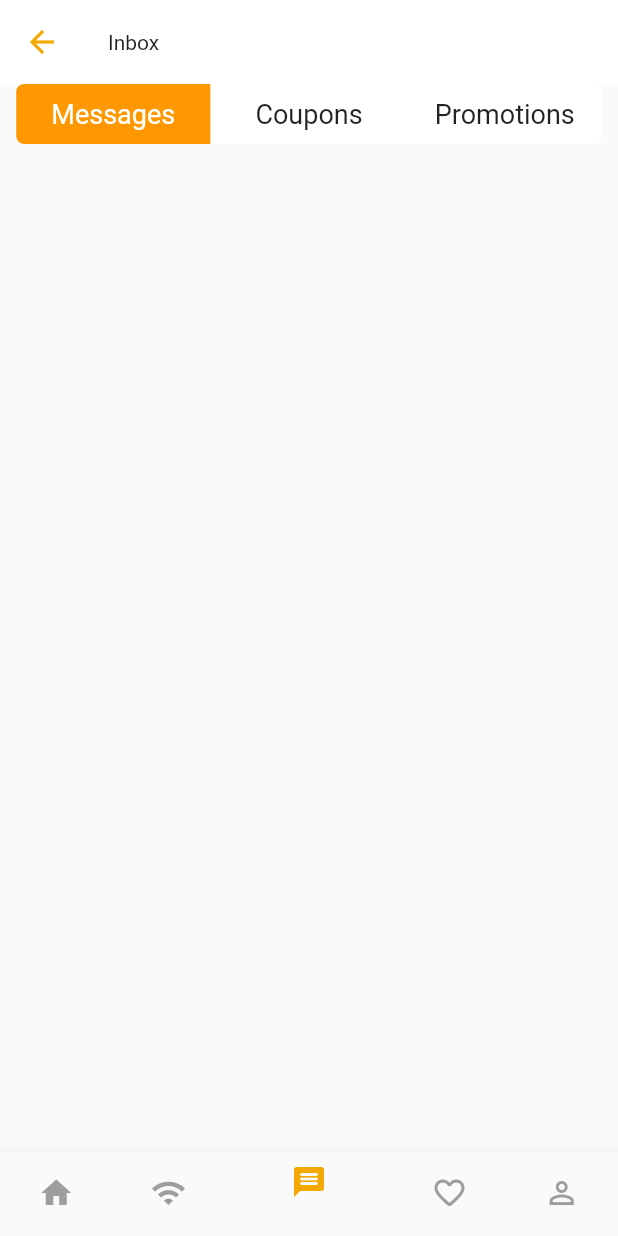
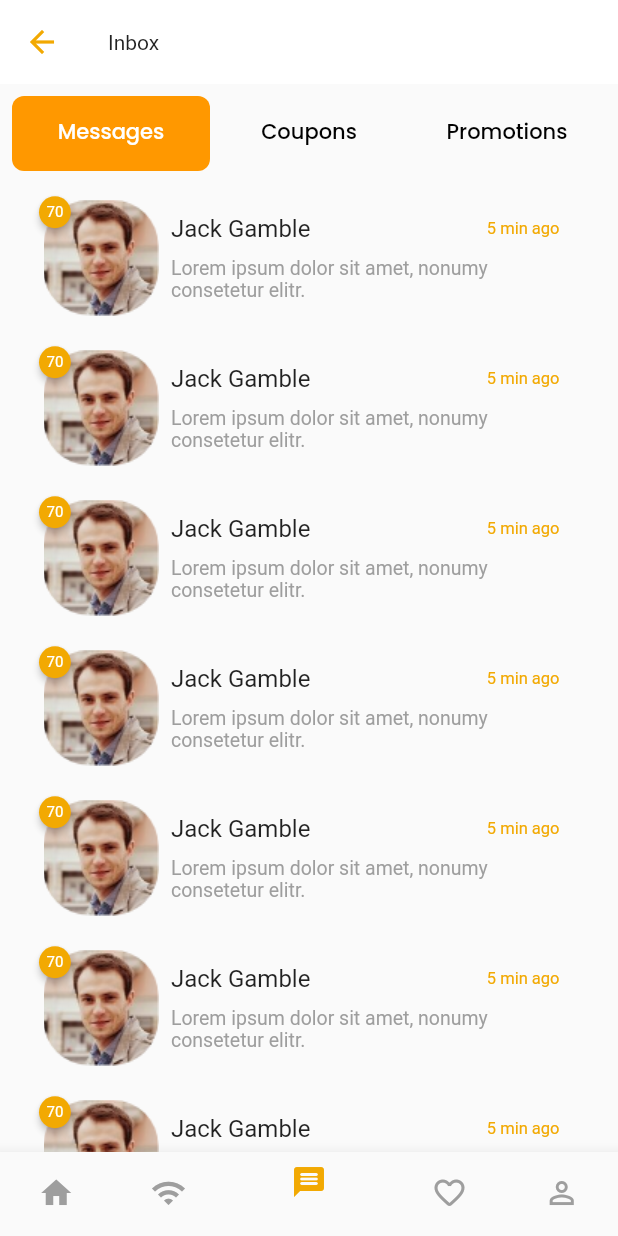
Before and after one commit to Tooba-Tariq/food_app, a Flutter app: the TabScreen screen opened directly, item 3 of the bottom bar chosen, on a phone screen of 412 x 824 dp. Run offline on Flutter 3.47's test engine with Material 2 defaults, Android fonts, the phone set to English and light mode, and no system bars; drawn by our look-alikes of badges, toggle_switch; our stand-ins replace carousel_slider, google_fonts, introduction_screen, smooth_page_indicator; missing offline and left inert: search_page.

Commit message:
message tab

```diff
--- a/lib/src/screens/inbox/inbox.dart
+++ b/lib/src/screens/inbox/inbox.dart
@@ -1,47 +1,126 @@
 import 'package:flutter/foundation.dart';
 import 'package:flutter/material.dart';
+import 'package:food_app/src/widget/inbox/message_tab.dart';
 import 'package:toggle_switch/toggle_switch.dart';
 
-
 class InboxScreen extends StatefulWidget {
-  const InboxScreen({Key? key}) : super(key: key);
-
+  InboxScreen(this.appBarSize, this.context, {Key? key}) : super(key: key);
+  double appBarSize;
+  var context;
   @override
   State<InboxScreen> createState() => _InboxScreenState();
 }
 
 class _InboxScreenState extends State<InboxScreen> {
+  double boxSize = 0;
   int? index;
   @override
   Widget build(BuildContext context) {
-    return SafeArea(
-      child: Scaffold(
-
-        body: Column(
-          crossAxisAlignment: CrossAxisAlignment.center,
+    return SingleChildScrollView(
+      child: DefaultTabController(
+        length: 3,
+        child: Column(
           children: [
-            Center(
-              child: ToggleSwitch(
-                fontSize: 18.0,
-                cornerRadius: 5.0,
-                totalSwitches: 3,
-                initialLabelIndex: 0,
-                minWidth: 350.0,
-                labels: const ['Messages', 'Coupons', 'Promotions'],
-                onToggle: (index) {
-                  if (kDebugMode) {
-                    print('switched to: $index');
-                  }
-                },
-                activeBgColor: const [Colors.orange],
-                inactiveBgColor: Colors.white,
+            Padding(
+              padding: const EdgeInsets.all(8.0),
+              child: Container(
+                height: 50,
+                child: LayoutBuilder(builder: (context, constraint) {
+                  boxSize = constraint.maxHeight;
+                  return TabBar(
+                      indicator: BoxDecoration(
+                          color: Colors.orange,
+                          borderRadius: BorderRadius.circular(8.0)),
+                      unselectedLabelColor: Colors.black,
+                      tabs: const [
+                        Tab(
+                          text: 'Messages',
+                        ),
+                        Tab(
+                          text: 'Coupons',
+                        ),
+                        Tab(
+                          text: 'Promotions',
+                        )
+                      ]);
+                }),
               ),
             ),
+            // Center(
+            //   child: ToggleSwitch(
+            //     fontSize: 18.0,
+            //     cornerRadius: 5.0,
+            //     totalSwitches: 3,
+            //     initialLabelIndex: 0,
+            //     minWidth: 350.0,
+            //     labels: const ['Messages', 'Coupons', 'Promotions'],
+            //     onToggle: (index) {
+            //       if (kDebugMode) {
+            //         print('switched to: $index');
+            //       }
+            //     },
+            //     activeBgColor: const [Colors.orange],
+            //     inactiveBgColor: Colors.white,
+            //   ),
+            // ),
+            Container(
+              height: (MediaQuery.of(context).size.height -
+                  widget.appBarSize -
+                  (boxSize + 100)),
+              child: LayoutBuilder(builder: (context, constarints) {
+                //ok tobabasas y text row ma lagaya lakin us ma bhi issue a raha
+                return TabBarView(
 
-
+                  children: [
+                    MessageTab(),
+                    Container(),
+                    Container(),
+                  ],
+                );
+              }),
+            )
           ],
         ),
       ),
     );
   }
 }
+
+
+
+/*
+
+TabBarView(
+              viewportFraction: 0.9,
+              children: [
+                Container(
+                  child: Card(
+                    child: Container(
+                      child: Row(
+                        children: [
+                          Container(
+                              child: Image.asset("assets/images/image2.png")),
+                          Title(
+                            color: Colors.black,
+                            child: Row(
+                              mainAxisAlignment: MainAxisAlignment.spaceBetween,
+                              children: [
+                                Text("Jack Gamble"),
+                                Text("5 min ago")
+                              ],
+                            ),
+                          ),
+                        ],
+                      ),
+                    ),
+                  ),
+                ),
+                Container(
+                  color: Colors.amber,
+                ),
+                Container(),
+              ],
+            ),
+
+
+            */
--- a/lib/src/screens/tabs/tab_screen.dart
+++ b/lib/src/screens/tabs/tab_screen.dart
@@ -16,7 +16,21 @@ class TabScreen extends StatefulWidget {
 
 class _TabScreenState extends State<TabScreen> {
   int _selectedPageIndex = 0;
-  final List<Map<String, dynamic>> _pages = [
+
+  List<AppBar> get appBar => [
+        AppBar(
+          backgroundColor: Colors.white,
+          leading: IconButton(
+              icon: Icon(
+                Icons.adaptive.arrow_back,
+                color: AppColor.themePrimary,
+              ),
+              onPressed: () {}),
+          elevation: 0,
+          title: const Text('Inbox'),
+        ),
+      ];
+  List<Map<String, dynamic>> _pages() => [
         {
           'appBar': AppBar(
             backgroundColor: Colors.white,
@@ -47,18 +61,11 @@ class _TabScreenState extends State<TabScreen> {
           'route': const Text('News Feed'),
         },
         {
-      'appBar': AppBar(
-        backgroundColor: Colors.white,
-        leading: IconButton(
-            icon: Icon(
-              Icons.adaptive.arrow_back,
-              color: AppColor.themePrimary,
+          'appBar': appBar[0],
+          'route': InboxScreen(
+            appBar[0].preferredSize.height,
+            context,
           ),
-            onPressed: () {}),
-        elevation: 0,
-        title: const Text('Inbox'),
-      ),
-      'route': const InboxScreen(),
         },
         {
           'appBar': AppBar(
@@ -103,9 +110,10 @@ class _TabScreenState extends State<TabScreen> {
   @override
   Widget build(BuildContext context) {
     return Scaffold(
+      // hmne scafold already lgaay hua h bas hmne body bnani h jo yhan pr replace hogi yeh sb quiz app jesa kam h
       drawer: _selectedPageIndex == 0 ? const NavigationDrawer() : null,
-      appBar: _pages[_selectedPageIndex]['appBar'],
-      body: _pages[_selectedPageIndex]['route'],
+      appBar: _pages()[_selectedPageIndex]['appBar'],
+      body: _pages()[_selectedPageIndex]['route'],
       bottomNavigationBar: BottomNavigationBar(
         onTap: _selectPage,
         unselectedItemColor: Colors.grey,
--- a/lib/src/widget/inbox/message_screen.dart
+++ /dev/null
@@ -1,25 +0,0 @@
-import 'package:flutter/material.dart';
-
-class MessageScreen extends StatelessWidget {
-  const MessageScreen({Key? key}) : super(key: key);
-
-  @override
-  Widget build(BuildContext context) {
-    return Column(
-      children: [
-        Card(
-          elevation: 0.0,
-          child: Container(
-            decoration: const BoxDecoration(
-              image: DecorationImage(
-
-                image: AssetImage("assets/images/image2.png"),
-                fit: BoxFit.fitHeight,
-              ),
-            ),
-          ),
-        ),
-      ],
-    );
-  }
-}
--- /dev/null
+++ b/lib/src/widget/inbox/message_tab.dart
@@ -0,0 +1,86 @@
+import 'dart:math';
+
+import 'package:badges/badges.dart';
+import 'package:flutter/material.dart';
+import 'package:food_app/core/constants/app_colors.dart';
+
+class MessageTab extends StatelessWidget {
+  const MessageTab({Key? key}) : super(key: key);
+
+  @override
+  Widget build(BuildContext context) {
+    return ListView.builder(
+      itemBuilder: (context, index) => Center(
+        child: Container(
+          height: 100,
+          width: 370,
+          child: Padding(
+            padding: EdgeInsets.all(8),
+            child: Row(
+              children: [
+                Badge(
+                  animationType: BadgeAnimationType.scale,
+                  badgeContent: Text(
+                    Random().nextInt(90).toString(),
+                    style: TextStyle(
+                      fontSize: 10,
+                      color: Colors.white,
+
+
+                    ),
+                  ),
+                  position: BadgePosition(start: -3, top: -3),
+                  badgeColor: AppColor.themePrimary,
+                  child: Container(
+                    decoration: BoxDecoration(
+                        // borderRadius: BorderRadius.circular(20),
+                        ),
+                    child: ClipRRect(
+                      borderRadius: BorderRadius.circular(20),
+                      child: Image.asset("assets/images/image2.png"),
+                    ),
+                  ),
+                ),
+                Container(
+                  padding: EdgeInsets.all(8),
+                  width: 275,
+                  child: Column(
+                    crossAxisAlignment: CrossAxisAlignment.start,
+                    mainAxisAlignment: MainAxisAlignment.spaceAround,
+                    children: [
+                      Row(
+                        mainAxisAlignment: MainAxisAlignment.spaceBetween,
+                        children: [
+                          Text(
+                            "Jack Gamble",
+                            style: TextStyle(
+                              fontSize: 16,
+                            ),
+                          ),
+                          Text(
+                            "5 min ago",
+                            style: TextStyle(
+                              fontSize: 11,
+                              color: AppColor.themePrimary,
+                            ),
+                          ),
+                        ],
+                      ),
+                      Text(
+                        "Lorem ipsum dolor sit amet, nonumy consetetur elitr.",
+                        style: TextStyle(
+                          fontSize: 13,
+                          color: Colors.grey,
+                        ),
+                      ),
+                    ],
+                  ),
+                ),
+              ],
+            ),
+          ),
+        ),
+      ),
+    );
+  }
+}
--- a/pubspec.yaml
+++ b/pubspec.yaml
@@ -20,6 +20,7 @@ dependencies:
   animated_splash_screen: ^1.2.0
   search_page: ^2.0.0+1
   toggle_switch: ^2.0.1
+  badges: ^2.0.3
 
 dev_dependencies:
   flutter_test:
```
Also changed, not shown: pubspec.lock. Lines whose indentation alone changed are shown as unchanged.
